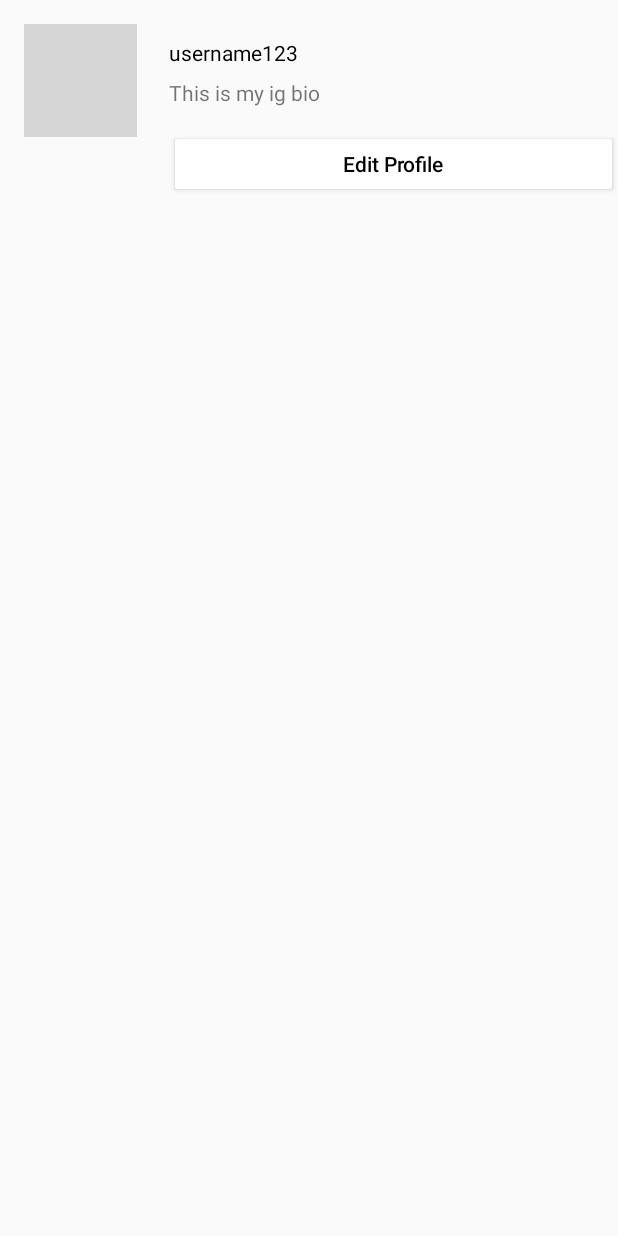
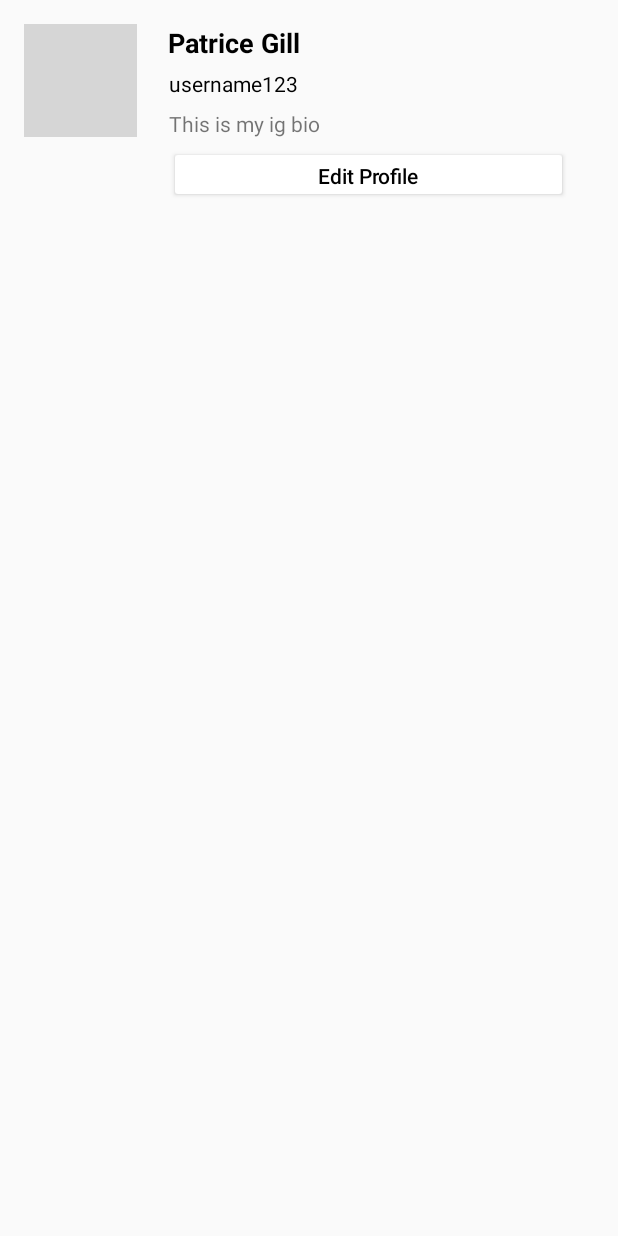
Before and after one commit to patrice99/Instagram, an Android app: the layout fragment_profile.xml on its own in the app's theme, with its tools: preview values and no code run, on a phone screen of 412 x 824 dp. Run offline under Robolectric (Android 15) with nearby library versions, the phone set to English and light mode, and no system bars; grey boxes are pictures that could not be loaded.

Commit message:
Updating profile Fragment XML for new Name and bio textviews

```diff
--- a/app/src/main/res/layout/fragment_profile.xml
+++ b/app/src/main/res/layout/fragment_profile.xml
@@ -26,9 +26,9 @@
             android:id="@+id/tvUsername"
             android:layout_width="wrap_content"
             android:layout_height="wrap_content"
-            android:layout_alignParentTop="true"
+            android:layout_below="@+id/tvName"
             android:layout_marginStart="5dp"
-            android:layout_marginTop="25dp"
+            android:layout_marginTop="5dp"
             android:layout_toEndOf="@+id/ivProfilePic"
             android:textColor="#000000"
             tools:text="username123" />
@@ -45,16 +45,29 @@
 
         <Button
             android:id="@+id/btnEditProfile"
-            android:layout_width="400dp"
-            android:layout_height="45dp"
+            android:layout_width="266dp"
+            android:layout_height="38dp"
             android:layout_below="@+id/tvBio"
             android:layout_marginStart="5dp"
-            android:layout_marginTop="15dp"
+            android:layout_marginTop="5dp"
             android:layout_toEndOf="@+id/ivProfilePic"
             android:backgroundTint="#FFFFFF"
             android:text="@string/edit_profile"
             android:textAllCaps="false"
             android:textColor="#000000" />
+
+        <TextView
+            android:id="@+id/tvName"
+            android:layout_width="wrap_content"
+            android:layout_height="wrap_content"
+            android:layout_alignParentStart="true"
+            android:layout_alignParentTop="true"
+            android:layout_marginStart="112dp"
+            android:layout_marginTop="16dp"
+            android:textAppearance="@style/TextAppearance.AppCompat.Medium"
+            android:textColor="#000000"
+            android:textStyle="bold"
+            tools:text="Patrice Gill" />
     </RelativeLayout>
 
     <FrameLayout
```
